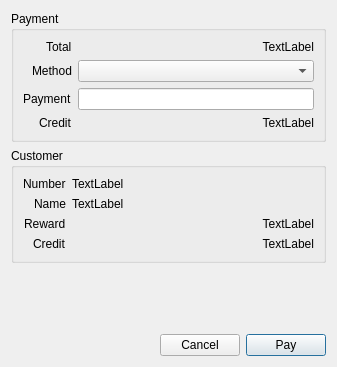
Qt form libgui/cashier/advancepaymentdialog.ui (apinprastya/sultan) before a commit.
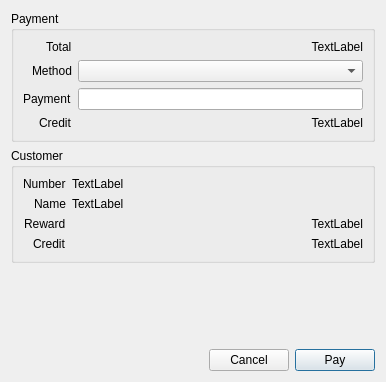
The same form after that commit. Custom widgets are drawn as their Qt base class.

Patch:
```diff
--- a/libgui/cashier/advancepaymentdialog.ui
+++ b/libgui/cashier/advancepaymentdialog.ui
@@ -6,8 +6,8 @@
    <rect>
     <x>0</x>
     <y>0</y>
-    <width>337</width>
-    <height>367</height>
+    <width>386</width>
+    <height>382</height>
    </rect>
   </property>
   <property name="windowTitle">
```
